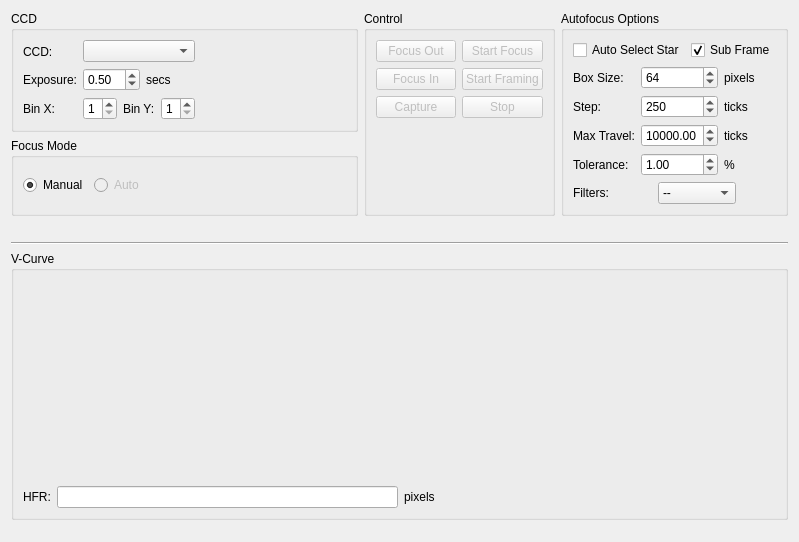
Before: the Qt Designer form kstars/ekos/focus.ui in KDE/kstars, drawn with Qt 5.
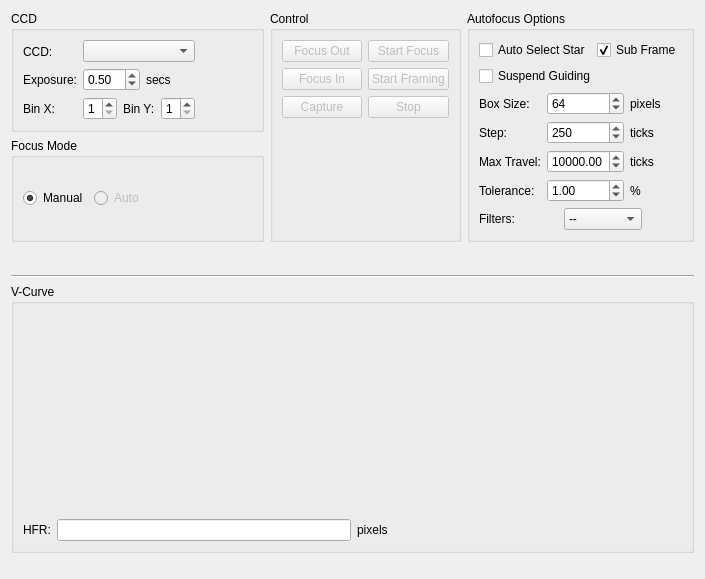
After: the same form once the commit is applied. Custom widgets are drawn as their Qt base class.

Commit message: Add option to suspend guiding while autofocus in progress

Patch:
```diff
--- a/kstars/ekos/focus.ui
+++ b/kstars/ekos/focus.ui
@@ -6,13 +6,13 @@
    <rect>
     <x>0</x>
     <y>0</y>
-    <width>799</width>
-    <height>542</height>
+    <width>705</width>
+    <height>579</height>
    </rect>
   </property>
   <layout class="QVBoxLayout" name="verticalLayout_7">
    <item>
-    <layout class="QHBoxLayout" name="horizontalLayout_7">
+    <layout class="QHBoxLayout" name="horizontalLayout_9">
      <item>
       <layout class="QVBoxLayout" name="verticalLayout_6">
        <item>
@@ -314,6 +314,20 @@
           </item>
          </layout>
         </item>
+        <item>
+         <layout class="QHBoxLayout" name="horizontalLayout_7">
+          <item>
+           <widget class="QCheckBox" name="suspendGuideCheck">
+            <property name="toolTip">
+             <string>Suspend Guiding while autofocus in progress</string>
+            </property>
+            <property name="text">
+             <string>Suspend Guiding</string>
+            </property>
+           </widget>
+          </item>
+         </layout>
+        </item>
         <item>
          <layout class="QGridLayout" name="gridLayout">
           <item row="0" column="0">
```
The commit also changes 8 other files.
